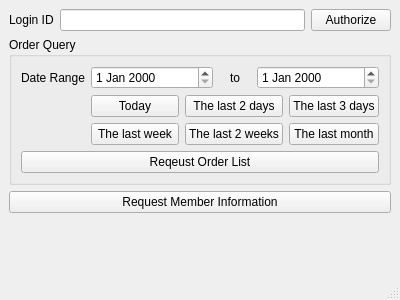
First picture: the form in alixixi.ui, repository xlongfeng/alixixi, before the edit.
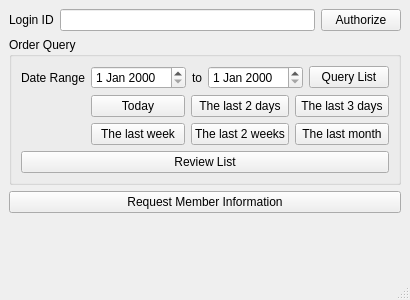
Second picture: the form after the edit.

The edit to the form file:
```diff
--- a/alixixi.ui
+++ b/alixixi.ui
@@ -6,7 +6,7 @@
    <rect>
     <x>0</x>
     <y>0</y>
-    <width>400</width>
+    <width>405</width>
     <height>300</height>
    </rect>
   </property>
@@ -79,6 +79,13 @@
            <item>
             <widget class="QDateEdit" name="createEndTimeDateEdit"/>
            </item>
+           <item>
+            <widget class="QPushButton" name="orderListGetPushButton">
+             <property name="text">
+              <string>Query List</string>
+             </property>
+            </widget>
+           </item>
           </layout>
          </item>
          <item row="1" column="1">
@@ -130,9 +137,9 @@
         </layout>
        </item>
        <item>
-        <widget class="QPushButton" name="orderListGetPushButton">
+        <widget class="QPushButton" name="orderListReviewPushButton">
          <property name="text">
-          <string>Reqeust Order List</string>
+          <string>Review List</string>
          </property>
         </widget>
        </item>
@@ -154,7 +161,7 @@
       <property name="sizeHint" stdset="0">
        <size>
         <width>20</width>
-        <height>29</height>
+        <height>0</height>
        </size>
       </property>
      </spacer>
```
Left out of the diff: 2 changed lines with no effect on the pictures.
